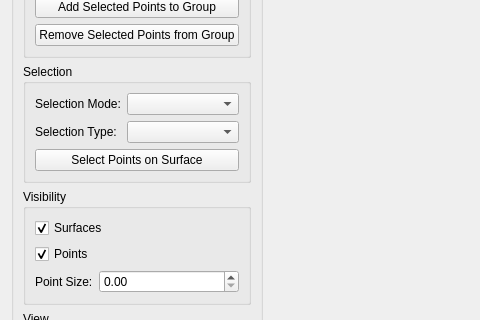
Old version of the form mapclientplugins/pointcloudpartitionerstep/qt/pointcloudpartitionerwidget.ui in the repository tsalemink/pointcloudpartitionerstep; both pictures show x 0 to 480 and y 174 to 494 of the 884 by 640 pixel window.
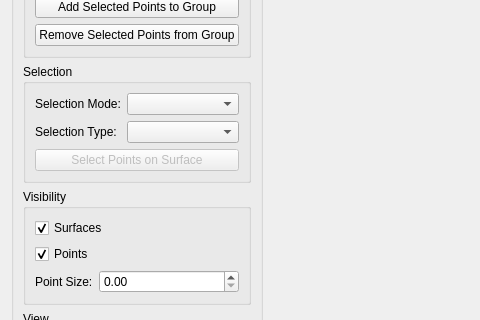
New version of the form. Custom widgets are drawn as their Qt base class.

Commit message:
Enable/disable "Select Points on Surface" button
Disable the "Select Points on Surface" button when no surfaces are selected.

Diff of the .ui file:
```diff
--- a/mapclientplugins/pointcloudpartitionerstep/qt/pointcloudpartitionerwidget.ui
+++ b/mapclientplugins/pointcloudpartitionerstep/qt/pointcloudpartitionerwidget.ui
@@ -124,6 +124,9 @@
          </item>
          <item>
           <widget class="QPushButton" name="pushButtonSelectPointsOnSurface">
+           <property name="enabled">
+            <bool>false</bool>
+           </property>
            <property name="text">
             <string>Select Points on Surface</string>
            </property>
```
The commit also changes 3 other files.
